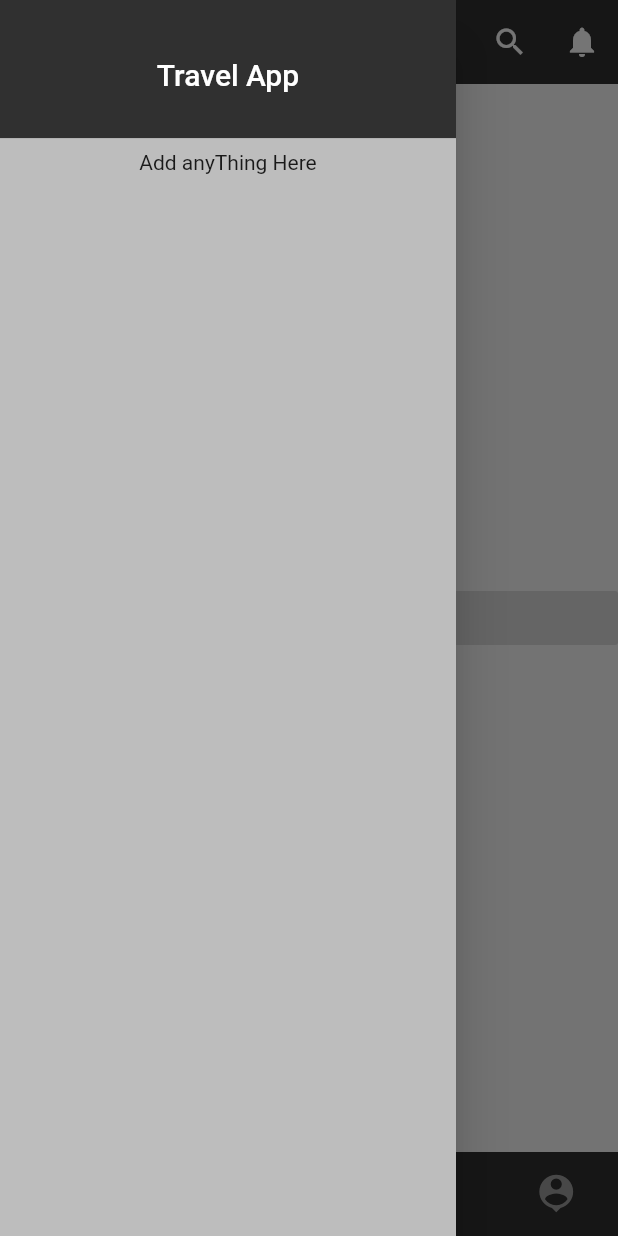
After one commit to crisantus/flutteruichallange, a Flutter app: the Navigation screen opened directly, in the side drawer, after a tap on "Navigate", on a phone screen of 412 x 824 dp. The commit adds this screen. Run offline on Flutter 3.47's test engine with Material 2 defaults, Android fonts, the phone set to English and light mode, and no system bars; our stand-ins replace font_awesome_flutter, page_transition, simple_animations.

Commit message:
update code

```diff
--- /dev/null
+++ b/flutteruichallange/lib/BottomNavigation/app_bar.dart
@@ -0,0 +1,18 @@
+import 'package:flutter/material.dart';
+
+Widget appBar() {
+  return AppBar(
+    elevation: 0.0,
+    backgroundColor: Colors.grey[850],
+    title: Center(
+      child: Padding(
+        padding: const EdgeInsets.fromLTRB(40.0,0,0,0),
+        child: Text("Home"),
+      ),
+    ),
+    actions: [
+      IconButton(icon: Icon(Icons.search), onPressed: () => {}),
+      IconButton(icon: Icon(Icons.notifications), onPressed: () => {}),
+      ],
+  );
+}
--- /dev/null
+++ b/flutteruichallange/lib/BottomNavigation/drawer.dart
@@ -0,0 +1,26 @@
+import 'package:flutter/material.dart';
+
+Widget drawer() {
+  return Drawer(
+    child: Container(
+      color: Colors.grey[400],
+      child: Column(
+        children: [
+          Container(
+            height: 100.0,
+            child: DrawerHeader(
+                child: Center(
+              child: Text(
+                'Travel App',
+                style: TextStyle(color: Colors.white,fontSize: 20),
+              ),
+            ),
+            decoration: BoxDecoration(color: Colors.grey[850]),
+            ),
+          ),
+          Text('Add anyThing Here')
+        ],
+      ),
+    ),
+  );
+}
--- /dev/null
+++ b/flutteruichallange/lib/BottomNavigation/navigation.dart
@@ -0,0 +1,68 @@
+import 'package:flutter/material.dart';
+import 'package:flutteruichallange/BottomNavigation/app_bar.dart';
+import 'package:flutteruichallange/BottomNavigation/drawer.dart';
+import 'package:flutteruichallange/BottomNavigation/screens/explore_screen.dart';
+import 'package:flutteruichallange/BottomNavigation/screens/home_Screen.dart';
+import 'package:flutteruichallange/BottomNavigation/screens/message_screen.dart';
+import 'package:flutteruichallange/BottomNavigation/screens/profile_screen.dart';
+import 'package:flutteruichallange/BottomNavigation/screens/reward_screen.dart';
+import 'package:font_awesome_flutter/font_awesome_flutter.dart';
+
+class Navigation extends StatefulWidget {
+  Navigation({Key key}) : super(key: key);
+
+  @override
+  _NavigationState createState() => _NavigationState();
+}
+
+class _NavigationState extends State<Navigation> {
+  int _selectedIndex = 0;
+  static List<Widget> _widgetOptions = <Widget>[
+    HomeScreen(),
+    Explore(),
+    Rewards(),
+    Messages(),
+    Profiles(),
+  ];
+
+  void _onItemTapped(int index) {
+    setState(() {
+      _selectedIndex = index;
+    });
+  }
+
+  @override
+  Widget build(BuildContext context) {
+    return Scaffold(
+      appBar: appBar(),
+      drawer: drawer(),
+      body: IndexedStack(
+        index: _selectedIndex,
+        children: _widgetOptions,),
+      bottomNavigationBar: BottomNavigationBar(
+        items: const <BottomNavigationBarItem>[
+          BottomNavigationBarItem(
+              icon: FaIcon(FontAwesomeIcons.globe), title: Text("")),
+          BottomNavigationBarItem(
+              icon: FaIcon(FontAwesomeIcons.compass), title: Text("")),
+          BottomNavigationBarItem(
+              icon: FaIcon(FontAwesomeIcons.bars), title: Text("")),
+          BottomNavigationBarItem(
+              icon: Icon(Icons.message), title: Text("")),
+          BottomNavigationBarItem(
+              icon: Icon(Icons.person_pin), title: Text("")),
+        ],
+        type: BottomNavigationBarType.fixed,
+        currentIndex: _selectedIndex,
+        onTap: _onItemTapped,
+        unselectedFontSize: 0.0,
+        selectedFontSize: 0.0,
+        selectedItemColor: Colors.pink[400],
+        unselectedItemColor: Colors.grey,
+        backgroundColor: Colors.grey[850],
+        elevation: 0.0,
+        iconSize: 30.0,
+      ),
+    );
+  }
+}
--- /dev/null
+++ b/flutteruichallange/lib/BottomNavigation/screens/explore_screen.dart
@@ -0,0 +1,16 @@
+import 'package:flutter/material.dart';
+
+class Explore extends StatelessWidget {
+  const Explore({Key key}) : super(key: key);
+
+  @override
+  Widget build(BuildContext context) {
+    return Container(
+        color: Colors.black87,
+        child: Center(
+            child: Text(
+          "Our New Explore Screen",
+          style: TextStyle(color: Colors.white),
+        )));
+  }
+}
--- /dev/null
+++ b/flutteruichallange/lib/BottomNavigation/screens/home_Screen.dart
@@ -0,0 +1,24 @@
+import 'package:flutter/material.dart';
+
+class HomeScreen extends StatelessWidget {
+  const HomeScreen({Key key}) : super(key: key);
+
+  @override
+  Widget build(BuildContext context) {
+    return Container(
+      child: Center(
+          child: Container(
+            decoration: BoxDecoration(
+              borderRadius: BorderRadius.circular(30),
+            ),
+            width: double.infinity,
+            child: FlatButton(
+              color: Colors.black12,
+        onPressed: () {
+        },
+        child: Text('Navigate'),
+      ),
+          )),
+    );
+  }
+}
--- /dev/null
+++ b/flutteruichallange/lib/BottomNavigation/screens/message_screen.dart
@@ -0,0 +1,11 @@
+import 'package:flutter/material.dart';
+class Messages extends StatelessWidget {
+  const Messages({Key key}) : super(key: key);
+
+  @override
+  Widget build(BuildContext context) {
+    return Container(
+      child: Center(child: Text("Our New Message Screen")),
+    );
+  }
+}
--- /dev/null
+++ b/flutteruichallange/lib/BottomNavigation/screens/profile_screen.dart
@@ -0,0 +1,11 @@
+import 'package:flutter/material.dart';
+class Profiles extends StatelessWidget {
+  const Profiles({Key key}) : super(key: key);
+
+  @override
+  Widget build(BuildContext context) {
+    return Container(
+      child: Center(child: Text("Our New Profile Screen")),
+    );
+  }
+}
--- /dev/null
+++ b/flutteruichallange/lib/BottomNavigation/screens/reward_screen.dart
@@ -0,0 +1,11 @@
+import 'package:flutter/material.dart';
+class Rewards  extends StatelessWidget {
+  const Rewards({Key key}) : super(key: key);
+
+  @override
+  Widget build(BuildContext context) {
+    return Container(
+      child: Center(child: Text("Our New Reward Screen")),
+    );
+  }
+}
--- a/flutteruichallange/lib/FlutterUiChallangeThree/HomePage.dart
+++ b/flutteruichallange/lib/FlutterUiChallangeThree/HomePage.dart
@@ -14,7 +14,7 @@ class _HomePageState extends State<HomePage> {
     return WillPopScope(
       onWillPop: () {
         // Write some code to control things, when user press Back navigation button in device navigationBar
-        Navigator.of(context).push(MaterialPageRoute(builder: (context) => StarterPage()));
+        return Navigator.of(context).push(MaterialPageRoute(builder: (context) => StarterPage()));
       },
       child: Scaffold(
         appBar: AppBar(
--- a/flutteruichallange/lib/PageRoute/pageTransition.dart
+++ b/flutteruichallange/lib/PageRoute/pageTransition.dart
@@ -1,4 +1,5 @@
 import 'package:flutter/material.dart';
+import 'package:flutteruichallange/BottomNavigation/navigation.dart';
 import 'package:page_transition/page_transition.dart';
 
 class MyHomePage extends StatelessWidget {
@@ -13,8 +14,8 @@ class MyHomePage extends StatelessWidget {
               padding: EdgeInsets.symmetric(horizontal: 20),
               child: GestureDetector(
                   onTap: () {
-                    // Navigator.of(context)
-                    //     .push(MaterialPageRoute(builder: (context) => DrawerablePage()));
+                    Navigator.of(context).push(
+                        MaterialPageRoute(builder: (context) => Navigation()));
                   },
                   child: Icon(
                     Icons.ac_unit,
@@ -30,8 +31,7 @@ class MyHomePage extends StatelessWidget {
             RaisedButton(
               child: Text('Fade Second Page - Default'),
               onPressed: () {
-                Navigator.push(
-                  context,
+                Navigator.of(context).push(
                   PageTransition(
                     type: PageTransitionType.fade,
                     child: SecondPage(),
@@ -42,10 +42,9 @@ class MyHomePage extends StatelessWidget {
             RaisedButton(
               child: Text('Left To Right Transition Second Page'),
               onPressed: () {
-                Navigator.push(
-                  context,
+                Navigator.of(context).push(
                   PageTransition(
-                    type: PageTransitionType.leftToRight,
+                    type: PageTransitionType.rightToLeft,
                     child: SecondPage(),
                   ),
                 );
@@ -104,8 +103,7 @@ class MyHomePage extends StatelessWidget {
             RaisedButton(
               child: Text('Bottom to Top Second Page'),
               onPressed: () {
-                Navigator.push(
-                  context,
+                Navigator.of(context).push(
                   PageTransition(
                     curve: Curves.linear,
                     type: PageTransitionType.bottomToTop,
```
Also changed, not shown: flutteruichallange/pubspec.yaml (+7 -1 lines), flutteruichallange/assets/images/bg.png (added), flutteruichallange/assets/images/coffee_time.png (added), flutteruichallange/assets/images/facebook.svg (added), flutteruichallange/assets/images/header.png (added), flutteruichallange/assets/images/logo.svg (added), flutteruichallange/assets/images/map.png (added), flutteruichallange/pubspec.lock.
